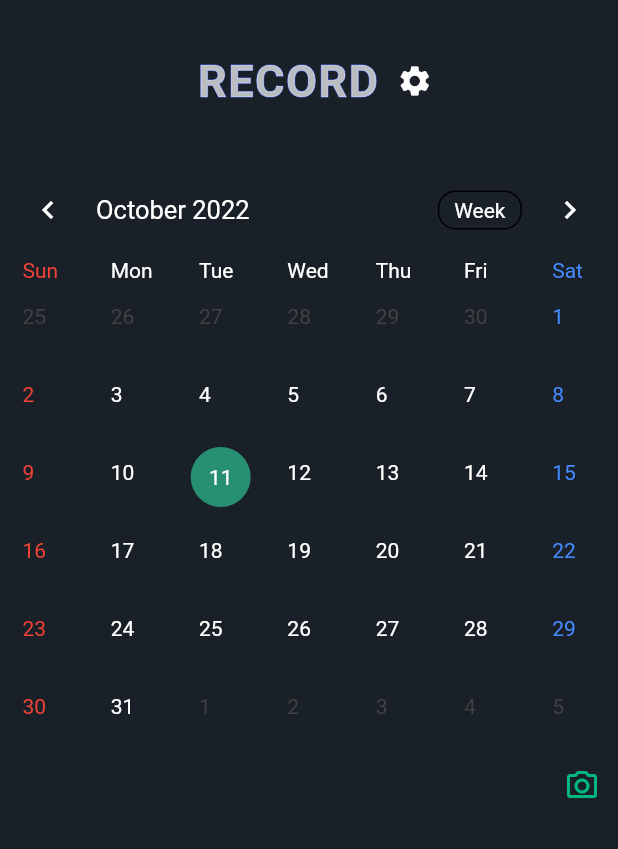
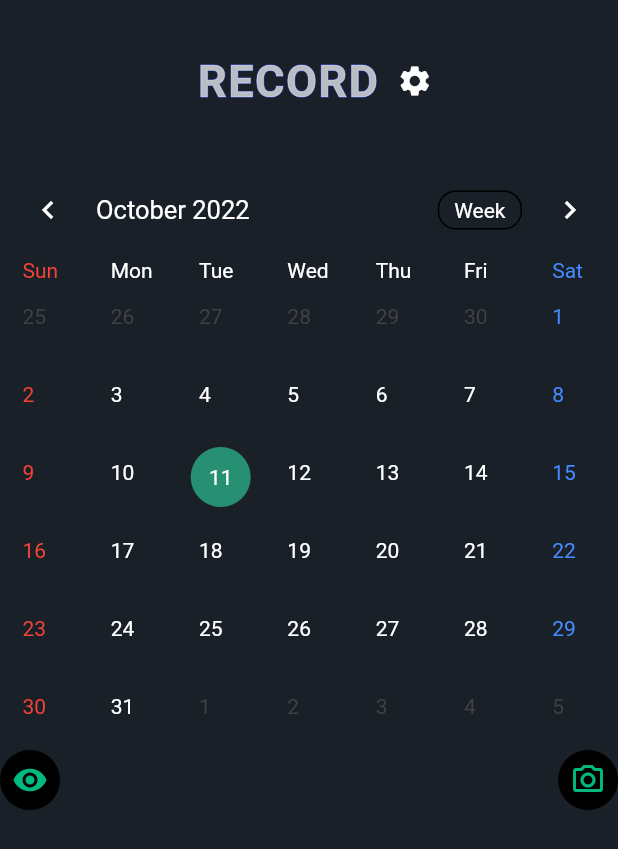
Before and after one commit to Tomohiro629/Fitness_app, a Flutter app: the screen it shows once a user with an empty profile is signed in, on a phone screen of 412 x 824 dp. Shown: the top 849 px of the screen. Run offline on Flutter 3.47's test engine with Material 2 defaults, Android fonts, the phone set to English and light mode, and no system bars; drawn by our look-alikes of bordered_text, table_calendar; our stand-ins replace cloud_firestore, firebase_auth, firebase_core, firebase_storage, flutter_riverpod, flutter_screenutil and 5 more; missing offline and left inert: flutterfire_ui; accounts and stored records are empty.

Commit message:
レコードページのUI変更

```diff
--- a/lib/images_list/images_list_widget.dart
+++ b/lib/images_list/images_list_widget.dart
@@ -1,5 +1,7 @@
 import 'package:flutter/material.dart';
 import 'package:flutter_riverpod/flutter_riverpod.dart';
+import 'package:gap/gap.dart';
+import 'package:karaoke_app/service/common_method.dart';
 
 import '../entity/image_body.dart';
 import '../service/cloud_storage_service.dart';
@@ -14,11 +16,14 @@ class ImagesListWidget extends ConsumerWidget {
     final imageListController = ref.watch(imageListControllerProvider);
     final imagePicker = ref.watch(imagePickerServiceProvider);
     final croppedImage = ref.watch(imageCropperServiceProvider);
+
     return Stack(
+      children: [
+        Column(
           children: [
             Container(
               padding: const EdgeInsets.all(10),
-          height: 350.0,
+              height: 380.0,
               child: StreamBuilder<List<ImageBody>>(
                   stream: imageListController.fetchImageStream(),
                   builder: (context, AsyncSnapshot<List<ImageBody>> snapshot) {
@@ -29,11 +34,15 @@ class ImagesListWidget extends ConsumerWidget {
                         children: snapshot.data!.map((ImageBody image) {
                           return Padding(
                             padding: const EdgeInsets.all(10.0),
-                        child: Container(
-                          height: 300.0,
-                          width: 500.0,
-                          color: Colors.blueGrey,
+                            child: Column(
+                              children: [
+                                SizedBox(
+                                  width: 380.0,
                                   child: Image.network(image.imageURL),
+                                ),
+                                const Gap(10),
+                                Text("${getDateString(image.recordTime)} 撮影")
+                              ],
                             ),
                           );
                         }).toList(),
@@ -45,10 +54,27 @@ class ImagesListWidget extends ConsumerWidget {
                     );
                   }),
             ),
+          ],
+        ),
+        Align(
+          alignment: Alignment.bottomLeft,
+          child: CircleAvatar(
+            backgroundColor: Colors.black,
+            child: IconButton(
+              icon: const Icon(Icons.visibility),
+              color: const Color.fromARGB(255, 1, 184, 126),
+              onPressed: () {
+//画像の非表示　Stackで重ねるかデータを採らないようにする
+              },
+            ),
+          ),
+        ),
         Align(
           alignment: Alignment.topRight,
           child: imagePicker.imagePath != null
-              ? IconButton(
+              ? CircleAvatar(
+                  backgroundColor: Colors.black,
+                  child: IconButton(
                       onPressed: () async {
                         showGeneralDialog(
                             context: context,
@@ -59,7 +85,7 @@ class ImagesListWidget extends ConsumerWidget {
                                 child: Stack(
                                   children: const [
                                     CircularProgressIndicator(
-                                  color: Colors.greenAccent,
+                                      color: Color.fromARGB(255, 184, 1, 138),
                                     ),
                                   ],
                                 ),
@@ -67,23 +93,29 @@ class ImagesListWidget extends ConsumerWidget {
                             });
                         await ref
                             .watch(storageServiceProvider)
-                        .uploadPostImageAndGetUrl(file: imagePicker.imagePath!);
+                            .uploadPostImageAndGetUrl(
+                                file: imagePicker.imagePath!);
                         await imageListController.setImage(
-                        imageURL: ref.watch(storageServiceProvider).imageURL!);
+                            imageURL:
+                                ref.watch(storageServiceProvider).imageURL!);
                         imagePicker.imagePath = null;
                         // ignore: use_build_context_synchronously
                         Navigator.pop(context);
                       },
                       icon: const Icon(
-                    Icons.add_a_photo_outlined,
+                        Icons.add,
                         color: Color.fromARGB(255, 184, 1, 138),
-                  ))
-              : IconButton(
+                      )),
+                )
+              : CircleAvatar(
+                  backgroundColor: Colors.black,
+                  child: IconButton(
                       onPressed: () async {
                         imagePicker.imagePath = null;
                         imagePicker.takeCamera();
                         if (imagePicker.imagePath != null) {
-                      croppedImage.cropImage(imageFile: imagePicker.imagePath!);
+                          croppedImage.cropImage(
+                              imageFile: imagePicker.imagePath!);
                         }
                       },
                       icon: const Icon(
@@ -91,6 +123,7 @@ class ImagesListWidget extends ConsumerWidget {
                         color: Color.fromARGB(255, 1, 184, 126),
                       )),
                 ),
+        ),
       ],
     );
   }
```
Lines whose indentation alone changed are shown as unchanged.
